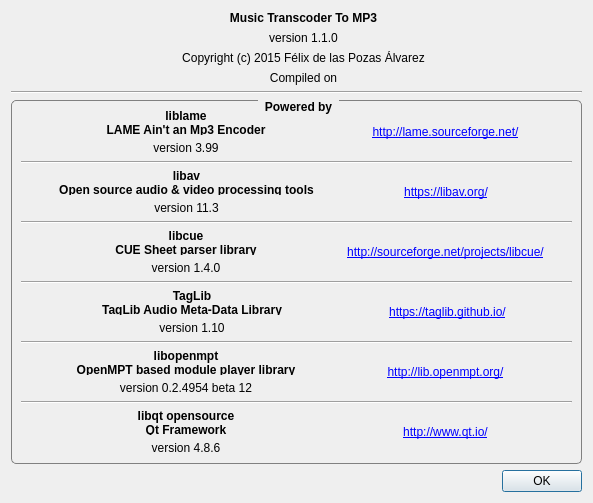
The window that AboutDialog.ui (FelixdelasPozas/transcodertomp3) describes before a commit, drawn with Qt 5.
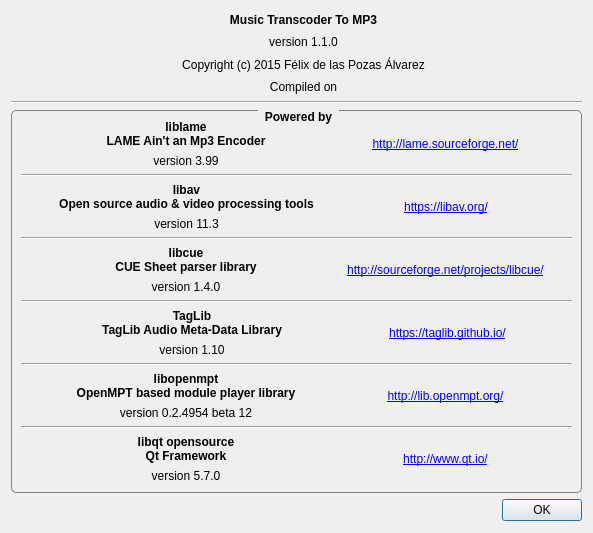
The same window after the commit. Icons and pictures are not drawn.

Commit message: Updated project to latest Qt libraries (Qt 5.7.0).

```diff
--- a/AboutDialog.ui
+++ b/AboutDialog.ui
@@ -7,19 +7,19 @@
     <x>0</x>
     <y>0</y>
     <width>593</width>
-    <height>503</height>
+    <height>533</height>
    </rect>
   </property>
   <property name="minimumSize">
    <size>
     <width>593</width>
-    <height>503</height>
+    <height>533</height>
    </size>
   </property>
   <property name="maximumSize">
    <size>
     <width>593</width>
-    <height>511</height>
+    <height>533</height>
    </size>
   </property>
   <property name="windowTitle">
@@ -597,7 +597,7 @@
             <item>
              <widget class="QLabel" name="label_27">
               <property name="text">
-               <string>version 4.8.6</string>
+               <string>version 5.7.0</string>
               </property>
               <property name="alignment">
                <set>Qt::AlignCenter</set>
```
The commit also changes 2 other files.
